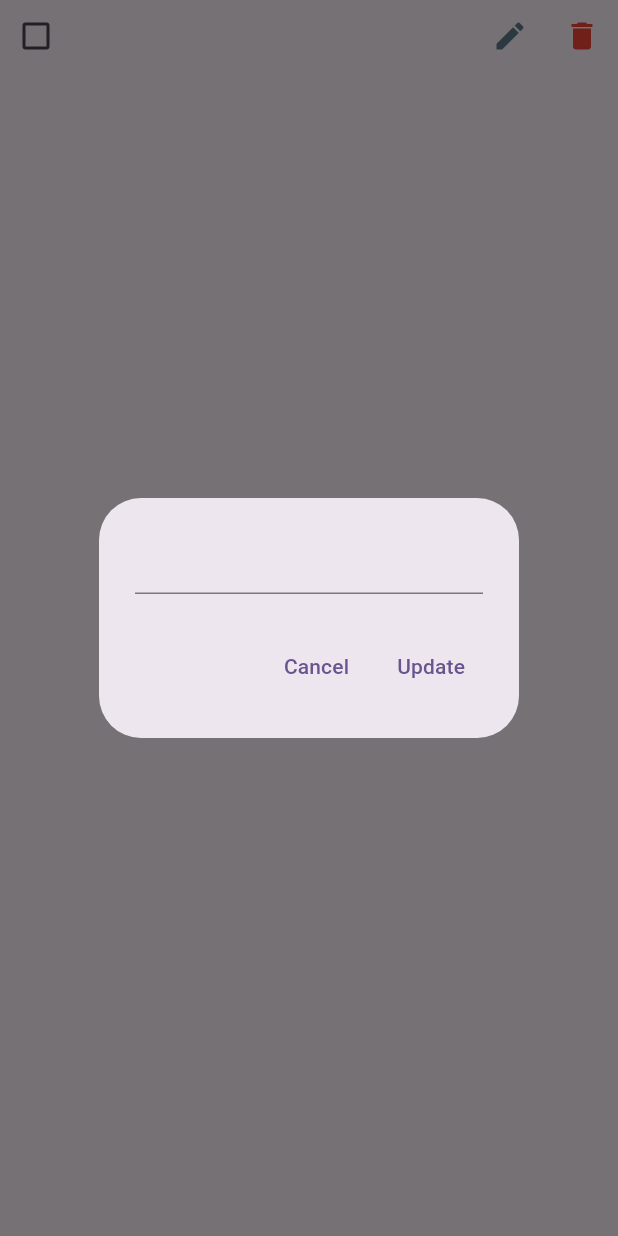
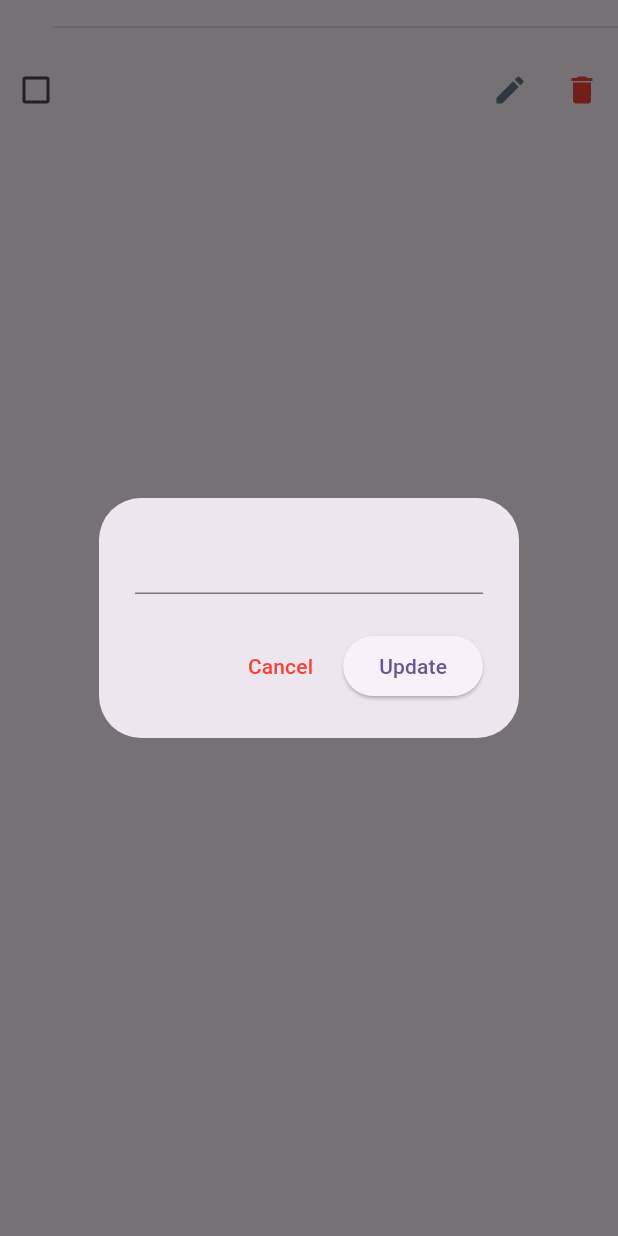
Before and after one commit to Jhay4Julian/grocery_pal, a Flutter app: the ItemTile widget shown alone on an empty page, opened directly with empty values, after a tap on the "edit" icon, on a phone screen of 412 x 824 dp. Run offline on Flutter 3.47's test engine with Material 2 defaults, Android fonts, the light colour scheme and no system bars.

Commit message:
updated dialog and item text

```diff
--- a/lib/components/item_tile.dart
+++ b/lib/components/item_tile.dart
@@ -19,7 +19,15 @@ class _ItemTileState extends State<ItemTile> {
   bool ticked = false;
   @override
   Widget build(BuildContext context) {
-    return Row(
+    return Column(
+      children: [
+        const Padding(
+          padding: EdgeInsets.only(top: 10, bottom: 10, left: 35),
+          child: Divider(
+            thickness: 0.5,
+          ),
+        ),
+        Row(
           mainAxisAlignment: MainAxisAlignment.spaceBetween,
           children: [
             Row(
@@ -34,13 +42,17 @@ class _ItemTileState extends State<ItemTile> {
                   },
                 ),
                 const SizedBox(width: 10),
-            Text(
+                SizedBox(
+                  width: MediaQuery.of(context).size.width / 2,
+                  child: Text(
                     widget.item,
                     style: TextStyle(
                       fontSize: 16,
                       letterSpacing: 1,
-                decoration:
-                    ticked ? TextDecoration.lineThrough : TextDecoration.none,
+                      decoration: ticked
+                          ? TextDecoration.lineThrough
+                          : TextDecoration.none,
+                    ),
                   ),
                 ),
               ],
@@ -65,6 +77,8 @@ class _ItemTileState extends State<ItemTile> {
                 ),
               ],
             )
+          ],
+        ),
       ],
     );
   }
@@ -94,9 +108,12 @@ class _ItemTileState extends State<ItemTile> {
                   onPressed: () {
                     Navigator.of(context).pop();
                   },
-                  child: const Text('Cancel'),
+                  child: const Text(
+                    'Cancel',
+                    style: TextStyle(color: Colors.red),
                   ),
-                TextButton(
+                ),
+                ElevatedButton(
                   onPressed: () {
                     if (editController.text.isNotEmpty) {
                       widget.onUpdate(editController.text);
```
Lines whose indentation alone changed are shown as unchanged.
